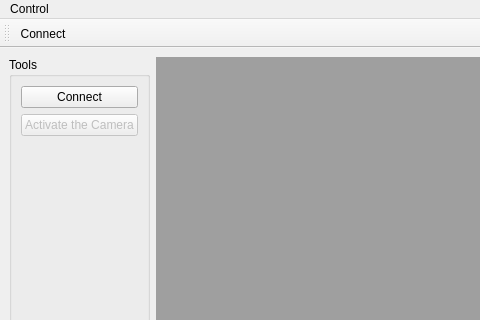
This is ui/mainWindow.ui in develru/RobotControlCenter as Qt 5 draws it before an edit; both pictures show x 0 to 480 and y 0 to 320 of the 831 by 614 pixel window. The edited form follows.
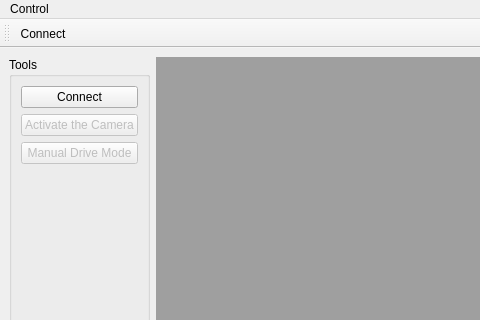
This is the edited form.

Commit message: Drive mode added

The edit to the form file:
```diff
--- a/ui/mainWindow.ui
+++ b/ui/mainWindow.ui
@@ -40,6 +40,16 @@
            </property>
           </widget>
          </item>
+         <item>
+          <widget class="QPushButton" name="btnManualDrive">
+           <property name="enabled">
+            <bool>false</bool>
+           </property>
+           <property name="text">
+            <string>Manual Drive Mode</string>
+           </property>
+          </widget>
+         </item>
          <item>
           <spacer name="verticalSpacer">
            <property name="orientation">
```
The commit also changes 6 other files.
